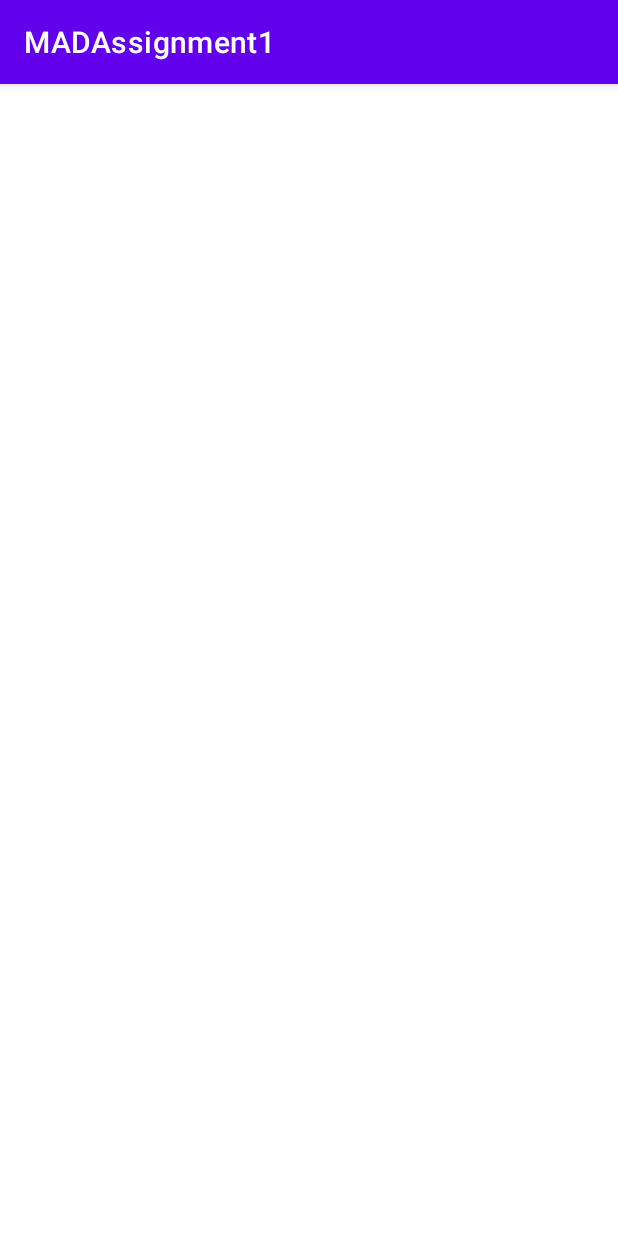
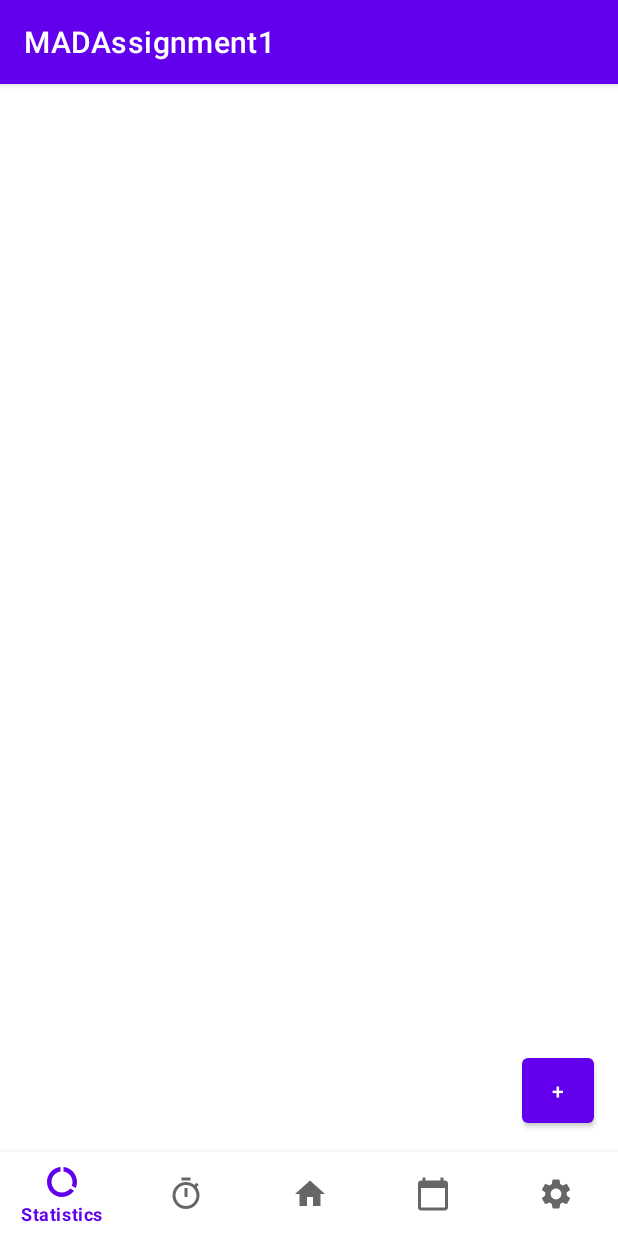
Before and after one commit to cshiwei330/Farmer-Focus, an Android app: the screen it shows after launch (MainActivity), on a phone screen of 412 x 824 dp. Run offline under Robolectric (Android 15) with nearby library versions, the phone set to English and light mode, and no system bars.

Commit message:
changed name of add button. Forgot to do it previously.

```diff
--- a/app/build.gradle
+++ b/app/build.gradle
@@ -32,6 +32,7 @@ dependencies {
     implementation 'androidx.appcompat:appcompat:1.4.1'
     implementation 'com.google.android.material:material:1.6.0'
     implementation 'androidx.constraintlayout:constraintlayout:2.1.4'
+    implementation 'androidx.legacy:legacy-support-v4:1.0.0'
     testImplementation 'junit:junit:4.13.2'
     androidTestImplementation 'androidx.test.ext:junit:1.1.3'
     androidTestImplementation 'androidx.test.espresso:espresso-core:3.4.0'
--- /dev/null
+++ b/app/src/main/res/drawable/ic_baseline_calendar_today_24.xml
@@ -0,0 +1,10 @@
+<vector xmlns:android="http://schemas.android.com/apk/res/android"
+    android:width="24dp"
+    android:height="24dp"
+    android:viewportWidth="24"
+    android:viewportHeight="24"
+    android:tint="?attr/colorControlNormal">
+  <path
+      android:fillColor="@android:color/white"
+      android:pathData="M20,3h-1L19,1h-2v2L7,3L7,1L5,1v2L4,3c-1.1,0 -2,0.9 -2,2v16c0,1.1 0.9,2 2,2h16c1.1,0 2,-0.9 2,-2L22,5c0,-1.1 -0.9,-2 -2,-2zM20,21L4,21L4,8h16v13z"/>
+</vector>
--- /dev/null
+++ b/app/src/main/res/drawable/ic_baseline_data_usage_24.xml
@@ -0,0 +1,10 @@
+<vector xmlns:android="http://schemas.android.com/apk/res/android"
+    android:width="24dp"
+    android:height="24dp"
+    android:viewportWidth="24"
+    android:viewportHeight="24"
+    android:tint="?attr/colorControlNormal">
+  <path
+      android:fillColor="@android:color/white"
+      android:pathData="M13,2.05v3.03c3.39,0.49 6,3.39 6,6.92 0,0.9 -0.18,1.75 -0.48,2.54l2.6,1.53c0.56,-1.24 0.88,-2.62 0.88,-4.07 0,-5.18 -3.95,-9.45 -9,-9.95zM12,19c-3.87,0 -7,-3.13 -7,-7 0,-3.53 2.61,-6.43 6,-6.92V2.05c-5.06,0.5 -9,4.76 -9,9.95 0,5.52 4.47,10 9.99,10 3.31,0 6.24,-1.61 8.06,-4.09l-2.6,-1.53C16.17,17.98 14.21,19 12,19z"/>
+</vector>
--- /dev/null
+++ b/app/src/main/res/drawable/ic_baseline_home_24.xml
@@ -0,0 +1,10 @@
+<vector xmlns:android="http://schemas.android.com/apk/res/android"
+    android:width="24dp"
+    android:height="24dp"
+    android:viewportWidth="24"
+    android:viewportHeight="24"
+    android:tint="?attr/colorControlNormal">
+  <path
+      android:fillColor="@android:color/white"
+      android:pathData="M10,20v-6h4v6h5v-8h3L12,3 2,12h3v8z"/>
+</vector>
--- /dev/null
+++ b/app/src/main/res/drawable/ic_baseline_settings_24.xml
@@ -0,0 +1,10 @@
+<vector xmlns:android="http://schemas.android.com/apk/res/android"
+    android:width="24dp"
+    android:height="24dp"
+    android:viewportWidth="24"
+    android:viewportHeight="24"
+    android:tint="?attr/colorControlNormal">
+  <path
+      android:fillColor="@android:color/white"
+      android:pathData="M19.14,12.94c0.04,-0.3 0.06,-0.61 0.06,-0.94c0,-0.32 -0.02,-0.64 -0.07,-0.94l2.03,-1.58c0.18,-0.14 0.23,-0.41 0.12,-0.61l-1.92,-3.32c-0.12,-0.22 -0.37,-0.29 -0.59,-0.22l-2.39,0.96c-0.5,-0.38 -1.03,-0.7 -1.62,-0.94L14.4,2.81c-0.04,-0.24 -0.24,-0.41 -0.48,-0.41h-3.84c-0.24,0 -0.43,0.17 -0.47,0.41L9.25,5.35C8.66,5.59 8.12,5.92 7.63,6.29L5.24,5.33c-0.22,-0.08 -0.47,0 -0.59,0.22L2.74,8.87C2.62,9.08 2.66,9.34 2.86,9.48l2.03,1.58C4.84,11.36 4.8,11.69 4.8,12s0.02,0.64 0.07,0.94l-2.03,1.58c-0.18,0.14 -0.23,0.41 -0.12,0.61l1.92,3.32c0.12,0.22 0.37,0.29 0.59,0.22l2.39,-0.96c0.5,0.38 1.03,0.7 1.62,0.94l0.36,2.54c0.05,0.24 0.24,0.41 0.48,0.41h3.84c0.24,0 0.44,-0.17 0.47,-0.41l0.36,-2.54c0.59,-0.24 1.13,-0.56 1.62,-0.94l2.39,0.96c0.22,0.08 0.47,0 0.59,-0.22l1.92,-3.32c0.12,-0.22 0.07,-0.47 -0.12,-0.61L19.14,12.94zM12,15.6c-1.98,0 -3.6,-1.62 -3.6,-3.6s1.62,-3.6 3.6,-3.6s3.6,1.62 3.6,3.6S13.98,15.6 12,15.6z"/>
+</vector>
--- /dev/null
+++ b/app/src/main/res/drawable/ic_baseline_timer_24.xml
@@ -0,0 +1,10 @@
+<vector xmlns:android="http://schemas.android.com/apk/res/android"
+    android:width="24dp"
+    android:height="24dp"
+    android:viewportWidth="24"
+    android:viewportHeight="24"
+    android:tint="?attr/colorControlNormal">
+  <path
+      android:fillColor="@android:color/white"
+      android:pathData="M15,1L9,1v2h6L15,1zM11,14h2L13,8h-2v6zM19.03,7.39l1.42,-1.42c-0.43,-0.51 -0.9,-0.99 -1.41,-1.41l-1.42,1.42C16.07,4.74 14.12,4 12,4c-4.97,0 -9,4.03 -9,9s4.02,9 9,9 9,-4.03 9,-9c0,-2.12 -0.74,-4.07 -1.97,-5.61zM12,20c-3.87,0 -7,-3.13 -7,-7s3.13,-7 7,-7 7,3.13 7,7 -3.13,7 -7,7z"/>
+</vector>
--- a/app/src/main/res/layout/activity_main.xml
+++ b/app/src/main/res/layout/activity_main.xml
@@ -6,10 +6,41 @@
     android:layout_height="match_parent"
     tools:context=".MainActivity">
 
-    <androidx.recyclerview.widget.RecyclerView
-        android:layout_width="197dp"
-        android:layout_height="280dp"
-        tools:layout_editor_absoluteX="1dp"
-        tools:layout_editor_absoluteY="1dp" />
+    <FrameLayout
+        android:id="@+id/frameLayout"
+        android:layout_width="0dp"
+        android:layout_height="0dp"
+        app:layout_constraintBottom_toTopOf="@+id/bottomNavigationBar"
+        app:layout_constraintEnd_toEndOf="parent"
+        app:layout_constraintStart_toStartOf="parent"
+        app:layout_constraintTop_toTopOf="parent">
+
+        <androidx.constraintlayout.widget.ConstraintLayout
+            android:layout_width="match_parent"
+            android:layout_height="match_parent">
+
+            <Button
+                android:id="@+id/addButton"
+                android:layout_width="48dp"
+                android:layout_height="55dp"
+                android:layout_marginEnd="16dp"
+                android:layout_marginBottom="13dp"
+                android:text="+"
+                app:layout_constraintBottom_toBottomOf="parent"
+                app:layout_constraintEnd_toEndOf="parent" />
+        </androidx.constraintlayout.widget.ConstraintLayout>
+
+    </FrameLayout>
+
+    <com.google.android.material.bottomnavigation.BottomNavigationView
+        android:id="@+id/bottomNavigationBar"
+        android:layout_width="match_parent"
+        android:layout_height="wrap_content"
+        app:layout_constraintBottom_toBottomOf="parent"
+        app:layout_constraintEnd_toEndOf="parent"
+        app:layout_constraintStart_toStartOf="parent"
+        app:menu="@menu/bottom_nav_menu">
+
+    </com.google.android.material.bottomnavigation.BottomNavigationView>
 
 </androidx.constraintlayout.widget.ConstraintLayout>
--- /dev/null
+++ b/app/src/main/res/menu/bottom_nav_menu.xml
@@ -0,0 +1,24 @@
+<?xml version="1.0" encoding="utf-8"?>
+<menu xmlns:android="http://schemas.android.com/apk/res/android">
+
+    <item
+        android:id="@+id/statistics"
+        android:icon="@drawable/ic_baseline_data_usage_24"
+        android:title="Statistics" />
+    <item
+        android:id="@+id/timer"
+        android:icon="@drawable/ic_baseline_timer_24"
+        android:title="Timer" />
+    <item
+        android:id="@+id/homes"
+        android:icon="@drawable/ic_baseline_home_24"
+        android:title="Home" />
+    <item
+        android:id="@+id/calender"
+        android:icon="@drawable/ic_baseline_calendar_today_24"
+        android:title="Calender" />
+    <item
+        android:id="@+id/settings"
+        android:icon="@drawable/ic_baseline_settings_24"
+        android:title="Settings" />
+</menu>
--- a/app/src/main/res/values/strings.xml
+++ b/app/src/main/res/values/strings.xml
@@ -1,3 +1,5 @@
 <resources>
     <string name="app_name">MADAssignment1</string>
+    <!-- TODO: Remove or change this placeholder text -->
+    <string name="hello_blank_fragment">Hello blank fragment</string>
 </resources>
```
Also changed, not shown: app/src/main/java/sg/edu/np/mad/madassignment1/CalenderFragment.java (added, +64 -0 lines), app/src/main/java/sg/edu/np/mad/madassignment1/HomeFragment.java (added, +64 -0 lines), app/src/main/java/sg/edu/np/mad/madassignment1/SettingsFragment.java (added, +64 -0 lines), app/src/main/java/sg/edu/np/mad/madassignment1/StatisticsFragment.java (added, +64 -0 lines), app/src/main/java/sg/edu/np/mad/madassignment1/TimerFragment.java (added, +64 -0 lines), app/src/main/res/layout/fragment_calender.xml (added, +14 -0 lines), app/src/main/res/layout/fragment_home.xml (added, +13 -0 lines), app/src/main/res/layout/fragment_settings.xml (added, +14 -0 lines), app/src/main/res/layout/fragment_statistics.xml (added, +14 -0 lines), app/src/main/res/layout/fragment_timer.xml (added, +14 -0 lines), app/src/main/res/drawable/plus_button_icon.jpg (added).
